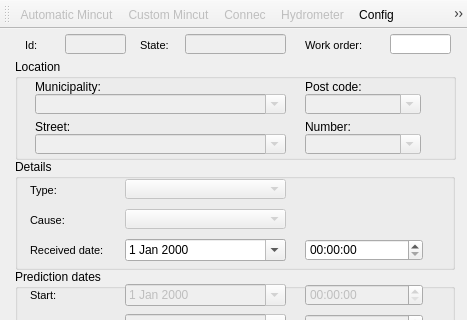
Old version of the form ui/mincut.ui in the repository Giswater/giswater_qgis_plugin; both pictures show x 0 to 467 and y 0 to 320 of the 467 by 723 pixel window.
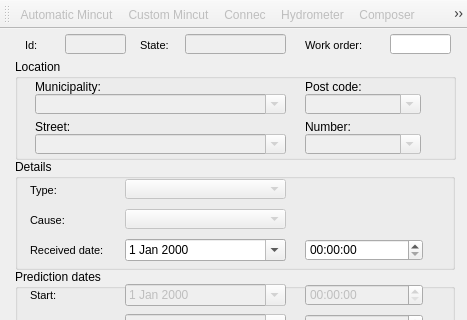
New version of the form. Icons and pictures are not drawn.

Commit message: remove action config from Mincut

```diff
--- a/ui/mincut.ui
+++ b/ui/mincut.ui
@@ -1046,7 +1046,6 @@
    <addaction name="actionCustomMincut"/>
    <addaction name="actionAddConnec"/>
    <addaction name="actionAddHydrometer"/>
-   <addaction name="actionConfig"/>
    <addaction name="actionComposer"/>
    <addaction name="actionShowNotified"/>
   </widget>
```
The commit also changes 2 other files.
